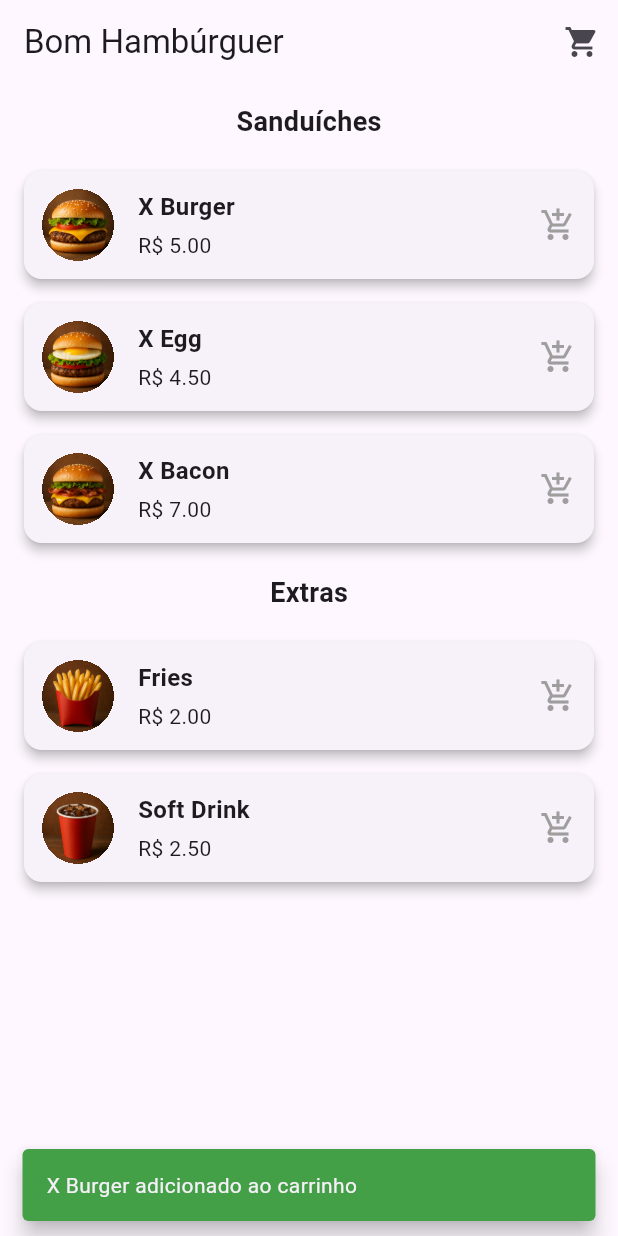
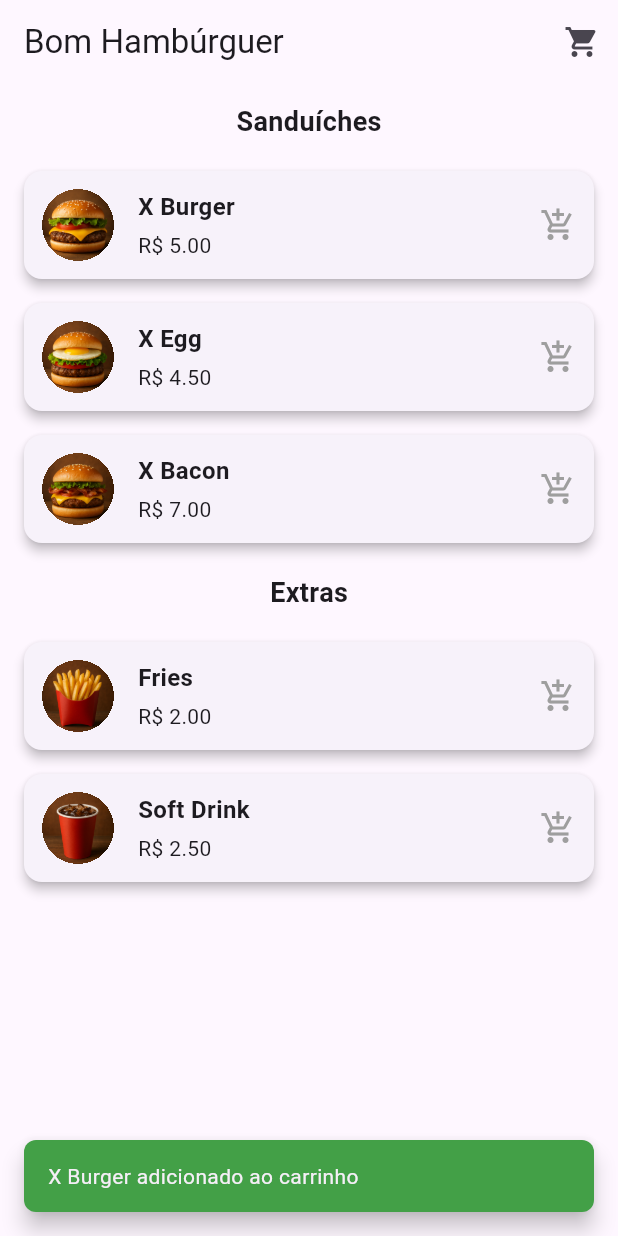
Before and after one commit to JulianoSant/flutter_store, a Flutter app: the screen it shows after launch, after a tap on "X Burger", on a phone screen of 412 x 824 dp. Run offline on Flutter 3.47's test engine with Material 3 defaults, Android fonts, the phone set to English and light mode, and no system bars; our stand-ins replace flutter_mobx, flutter_modular, mobx; generated files the repository leaves out were written again.

Commit message:
ajustes layout, AppSnackBar

```diff
--- a/lib/modules/cart/cart_controller.dart
+++ b/lib/modules/cart/cart_controller.dart
@@ -3,6 +3,7 @@ import 'package:flutter_modular/flutter_modular.dart';
 import 'package:flutter_store/models/cart_item_model.dart';
 import 'package:flutter_store/models/order_model.dart';
 import 'package:flutter_store/services/discount_service.dart';
+import 'package:flutter_store/shared/widgets/app_snack_bar.dart';
 import 'package:mobx/mobx.dart';
 
 part 'cart_controller.g.dart';
@@ -78,6 +79,6 @@ abstract class _CartControllerBase with Store {
   }
 
   void _showMessage(BuildContext context, String message) {
-    ScaffoldMessenger.of(context).showSnackBar(SnackBar(content: Text(message)));
+    AppSnackBar.show(context, message, type: AppSnackBarType.info, duration: const Duration(seconds: 2));
   }
 }
--- a/lib/modules/cart/cart_page.dart
+++ b/lib/modules/cart/cart_page.dart
@@ -2,6 +2,7 @@ import 'package:flutter/material.dart';
 import 'package:flutter_modular/flutter_modular.dart';
 import 'package:flutter_mobx/flutter_mobx.dart';
 import 'package:flutter_store/modules/cart/cart_controller.dart';
+import 'package:flutter_store/shared/widgets/app_snack_bar.dart';
 
 class CartPage extends StatefulWidget {
   const CartPage({super.key});
@@ -63,9 +64,12 @@ class _CartPageState extends State<CartPage> {
                                 icon: const Icon(Icons.delete_outline, color: Colors.red),
                                 onPressed: () {
                                   cartController.removeItemByType(item.type);
-                                  ScaffoldMessenger.of(
+                                  AppSnackBar.show(
                                     context,
-                                  ).showSnackBar(SnackBar(content: Text('${item.name} removido do carrinho')));
+                                    '${item.name} removido do carrinho',
+                                    type: AppSnackBarType.success,
+                                    duration: const Duration(seconds: 2),
+                                  );
                                 },
                               ),
                             ),
--- a/lib/modules/home/home_controller.dart
+++ b/lib/modules/home/home_controller.dart
@@ -5,10 +5,11 @@ import 'package:flutter_store/models/extra_model.dart';
 import 'package:flutter_store/models/sandwich_model.dart';
 import 'package:flutter_store/modules/cart/cart_controller.dart';
 import 'package:flutter_store/services/product_service.dart';
+import 'package:flutter_store/shared/widgets/app_snack_bar.dart';
 
 class HomeController {
   final productService = ProductService();
-  final cartStore = Modular.get<CartController>();
+  final cartController = Modular.get<CartController>();
 
   late Future<List<SandwichModel>> sandwichesFuture;
   late Future<List<ExtraModel>> extrasFuture;
@@ -26,24 +27,10 @@ class HomeController {
     required BuildContext context,
   }) {
     try {
-      cartStore.addItem(CartItemModel(productId: id, name: name, price: price, quantity: 1, type: type));
-      ScaffoldMessenger.of(context).showSnackBar(
-        SnackBar(
-          content: Text('$name adicionado ao carrinho'),
-          backgroundColor: Colors.green[600],
-          duration: const Duration(milliseconds: 800),
-          behavior: SnackBarBehavior.floating,
-        ),
-      );
+      cartController.addItem(CartItemModel(productId: id, name: name, price: price, quantity: 1, type: type));
+      AppSnackBar.show(context, '$name adicionado ao carrinho', type: AppSnackBarType.success);
     } catch (e) {
-      ScaffoldMessenger.of(context).showSnackBar(
-        SnackBar(
-          content: Text(e.toString()),
-          duration: const Duration(milliseconds: 800),
-          backgroundColor: Colors.red[600],
-          behavior: SnackBarBehavior.floating,
-        ),
-      );
+      AppSnackBar.show(context, e.toString(), type: AppSnackBarType.error);
     }
   }
 }
--- a/lib/modules/success/success_page.dart
+++ b/lib/modules/success/success_page.dart
@@ -11,18 +11,13 @@ class SuccessPage extends StatelessWidget {
 
     return Scaffold(
       backgroundColor: Colors.white,
-      appBar: AppBar(
-        title: const Text('Pedido Confirmado'),
-        automaticallyImplyLeading: false,
-        // backgroundColor: Colors.redAccent,
-      ),
+      appBar: AppBar(title: const Text('Pedido Confirmado'), automaticallyImplyLeading: false),
       body: Center(
         child: SingleChildScrollView(
           padding: const EdgeInsets.symmetric(horizontal: 24, vertical: 32),
           child: Column(
             mainAxisAlignment: MainAxisAlignment.center,
             children: [
-              // Ícone com destaque
               const Icon(Icons.check_circle_rounded, color: Colors.green, size: 100),
 
               const SizedBox(height: 24),
--- /dev/null
+++ b/lib/shared/widgets/app_snack_bar.dart
@@ -0,0 +1,37 @@
+import 'package:flutter/material.dart';
+
+enum AppSnackBarType { success, error, info }
+
+class AppSnackBar {
+  static void show(
+    BuildContext context,
+    String message, {
+    AppSnackBarType type = AppSnackBarType.info,
+    Duration duration = const Duration(milliseconds: 1000),
+  }) {
+    Color backgroundColor;
+
+    switch (type) {
+      case AppSnackBarType.success:
+        backgroundColor = Colors.green[600]!;
+        break;
+      case AppSnackBarType.error:
+        backgroundColor = Colors.red[600]!;
+        break;
+      case AppSnackBarType.info:
+        backgroundColor = Colors.blueGrey[700]!;
+        break;
+    }
+
+    ScaffoldMessenger.of(context).showSnackBar(
+      SnackBar(
+        content: Text(message),
+        backgroundColor: backgroundColor,
+        duration: duration,
+        behavior: SnackBarBehavior.floating,
+        shape: RoundedRectangleBorder(borderRadius: BorderRadius.circular(8)),
+        margin: const EdgeInsets.all(16),
+      ),
+    );
+  }
+}
--- a/lib/shared/widgets/product_card.dart
+++ b/lib/shared/widgets/product_card.dart
@@ -13,17 +13,11 @@ class ProductCard extends StatefulWidget {
 }
 
 class _ProductCardState extends State<ProductCard> {
-  double _scale = 1.0;
-
-  void _animateDown() => setState(() => _scale = 0.97);
-  void _animateUp() => setState(() => _scale = 1.0);
+  final double _scale = 1.0;
 
   @override
   Widget build(BuildContext context) {
     return GestureDetector(
-      onTapDown: (_) => _animateDown(),
-      onTapUp: (_) => _animateUp(),
-      onTapCancel: _animateUp,
       onTap: widget.onTap,
       child: AnimatedScale(
         duration: const Duration(milliseconds: 120),
```
